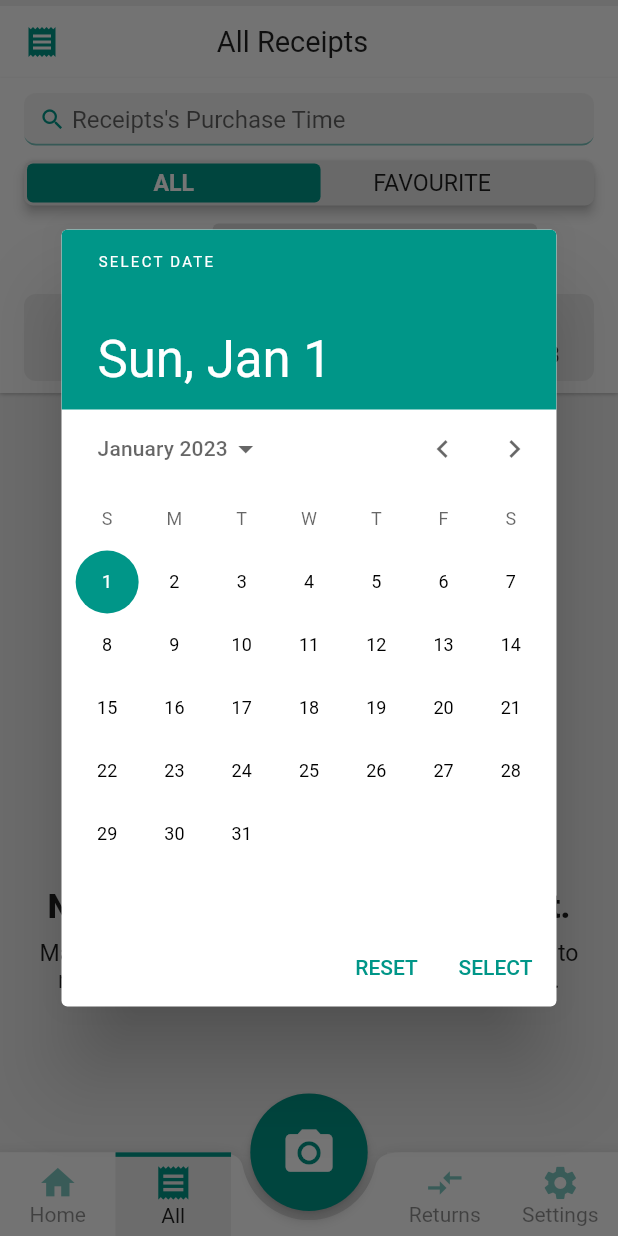
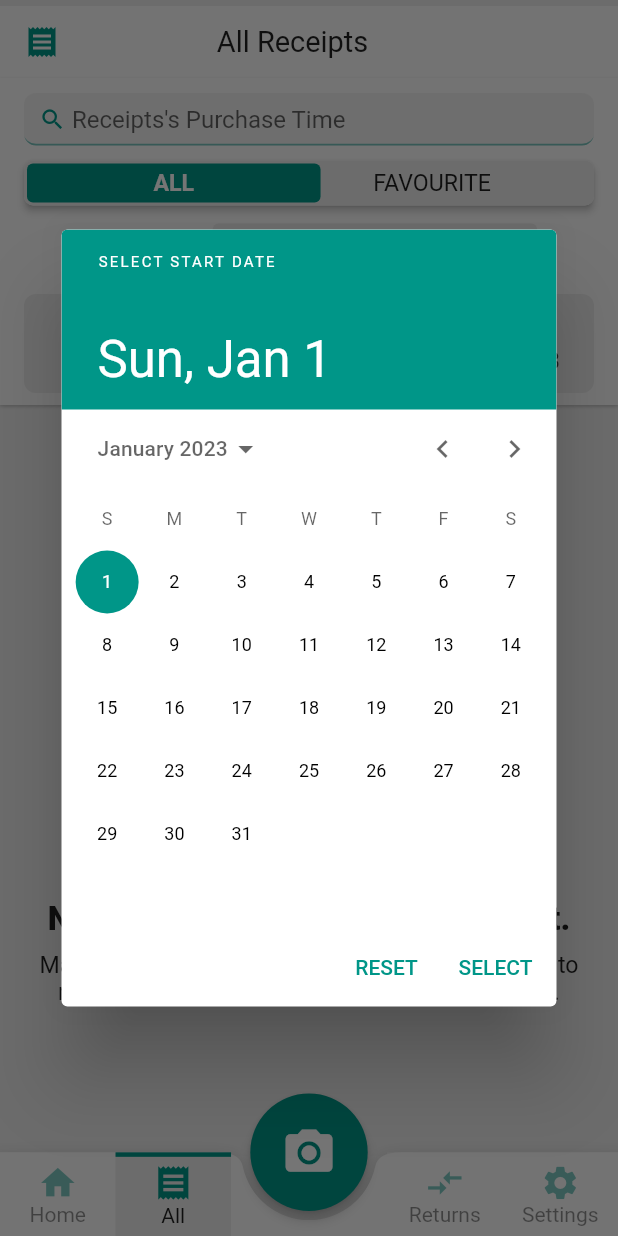
Before and after one commit to TomasKopunec/smart_receipts, a Flutter app: the TabsScaffold screen opened directly, item 2 of the bottom bar chosen, after a tap on "Start Date", on a phone screen of 412 x 824 dp. Run offline on Flutter 3.47's test engine with Material 2 defaults, Android fonts, the phone set to English and light mode, and no system bars; our stand-ins replace animated_splash_screen, auto_size_text, flutter_slidable, persistent_bottom_nav_bar, qr_flutter, shared_preferences and 1 more; accounts and stored records are empty; network calls fail.

Commit message:
Tiny UI improvements

```diff
--- a/lib/main.dart
+++ b/lib/main.dart
@@ -51,6 +51,7 @@ class Main extends StatelessWidget {
                     const Color.fromARGB(255, 236, 236, 236),
                 indicatorColor: const Color.fromARGB(255, 57, 57, 57),
                 primaryColor: Colors.teal,
+                focusColor: const Color.fromRGBO(235, 235, 235, 1),
               ),
               darkTheme: ThemeData.dark().copyWith(
                   pageTransitionsTheme: const PageTransitionsTheme(builders: {
@@ -61,6 +62,7 @@ class Main extends StatelessWidget {
                   scaffoldBackgroundColor:
                       const Color.fromARGB(255, 34, 34, 34),
                   indicatorColor: const Color.fromARGB(255, 236, 236, 236),
+                  focusColor: const Color.fromARGB(255, 40, 40, 40),
                   primaryColor: Colors.teal,
                   elevatedButtonTheme: ElevatedButtonThemeData(
                       style: ButtonStyle(
--- a/lib/screens/tabs/all_receipts/control_header.dart
+++ b/lib/screens/tabs/all_receipts/control_header.dart
@@ -47,7 +47,7 @@ class ControlHeader extends StatelessWidget {
                 animDuration: const Duration(milliseconds: 750),
                 values: const ['ALL', 'FAVOURITE'],
                 buttonColor: color,
-                backgroundColor: Colors.black.withOpacity(0.1),
+                backgroundColor: Theme.of(context).focusColor,
                 textColor: Colors.white,
                 isInitialValue: true,
                 onValueChange: (value) {
@@ -77,7 +77,7 @@ class ControlHeader extends StatelessWidget {
                   children: [
                     dateRangeEntry(
                       context: context,
-                      isFrom: true,
+                      isStart: true,
                       dateFormat: settings.dateTimeFormat,
                       dateTime: receipts.startRangeDate,
                       onSelected: receipts.setStartRangeDate,
@@ -87,7 +87,7 @@ class ControlHeader extends StatelessWidget {
                     const SizedBox(width: 10),
                     dateRangeEntry(
                       context: context,
-                      isFrom: false,
+                      isStart: false,
                       dateFormat: settings.dateTimeFormat,
                       dateTime: receipts.endRangeDate,
                       onSelected: receipts.setEndRangeDate,
@@ -108,21 +108,20 @@ class ControlHeader extends StatelessWidget {
 
   Widget dateRangeEntry({
     required BuildContext context,
-    required bool isFrom,
+    required bool isStart,
     required DateTime dateTime,
     required DateTimeFormat dateFormat,
     required Function(DateTime) onSelected,
   }) {
-    const color = 235;
     return Expanded(
       child: Center(
         child: Material(
-          color: const Color.fromRGBO(color, color, color, 1),
+          color: Theme.of(context).focusColor,
           borderRadius: BorderRadius.circular(8),
           child: InkWell(
             onTap: () async {
-              final selected =
-                  await DialogHelper.showDatePickerDialog(context, dateTime);
+              final selected = await DialogHelper.showDatePickerDialog(
+                  context, dateTime, isStart);
               if (selected != null) {
                 onSelected(selected);
               }
@@ -130,7 +129,7 @@ class ControlHeader extends StatelessWidget {
             splashColor: Theme.of(context).primaryColor.withOpacity(0.5),
             borderRadius: BorderRadius.circular(8),
             child: Padding(
-              padding: const EdgeInsets.symmetric(vertical: 8, horizontal: 4),
+              padding: const EdgeInsets.symmetric(vertical: 12, horizontal: 6),
               child: Column(
                 mainAxisAlignment: MainAxisAlignment.center,
                 crossAxisAlignment: CrossAxisAlignment.start,
@@ -139,7 +138,7 @@ class ControlHeader extends StatelessWidget {
                     mainAxisAlignment: MainAxisAlignment.center,
                     children: [
                       Text(
-                        isFrom ? "Start Date" : "End Date",
+                        isStart ? "Start Date" : "End Date",
                         style: Theme.of(context).textTheme.subtitle1!.copyWith(
                             fontWeight: FontWeight.w600,
                             color: Theme.of(context).indicatorColor,
--- a/lib/widgets/animated_toggle.dart
+++ b/lib/widgets/animated_toggle.dart
@@ -56,7 +56,7 @@ class _AnimatedToggleState extends State<AnimatedToggle> {
                   setState(() {});
                 },
                 child: Card(
-                  elevation: 3,
+                  elevation: 2,
                   margin: EdgeInsets.zero,
                   shape: RoundedRectangleBorder(
                       borderRadius: BorderRadius.circular(6)),
--- a/lib/widgets/dialogs/dialog_helper.dart
+++ b/lib/widgets/dialogs/dialog_helper.dart
@@ -40,7 +40,7 @@ class DialogHelper {
   }
 
   static Future<DateTime?> showDatePickerDialog(
-      BuildContext context, DateTime initialDate) async {
+      BuildContext context, DateTime initialDate, bool isStartDate) async {
     return await showDialog(
         context: context,
         builder: (context) => DatePickerDialog(
@@ -49,6 +49,7 @@ class DialogHelper {
               lastDate: DateTime.now(),
               cancelText: "RESET",
               confirmText: "SELECT",
+              helpText: "SELECT ${isStartDate ? 'START' : 'END'} DATE",
               initialCalendarMode: DatePickerMode.day,
               initialEntryMode: DatePickerEntryMode.calendarOnly,
             ));
```
